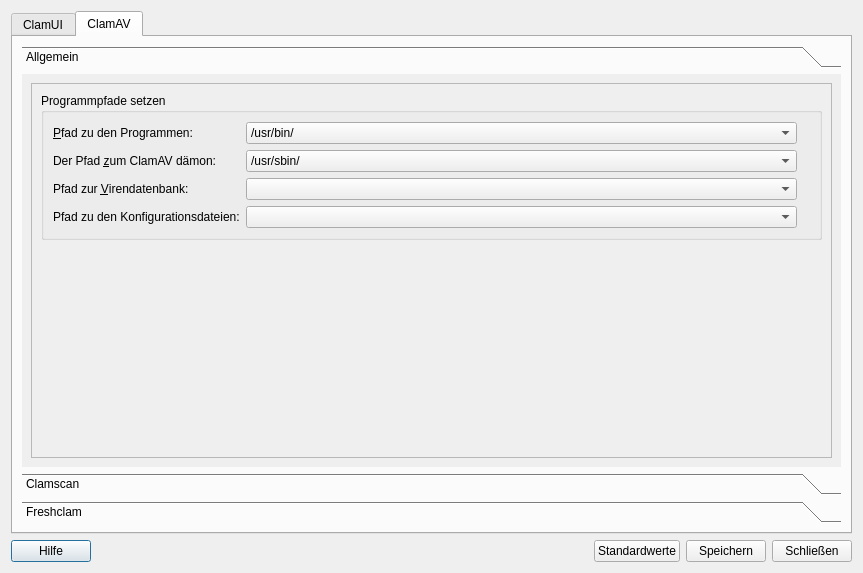
The window that ui/settings.ui (elgolondrino/clamui) describes before a commit, drawn with Qt 5.
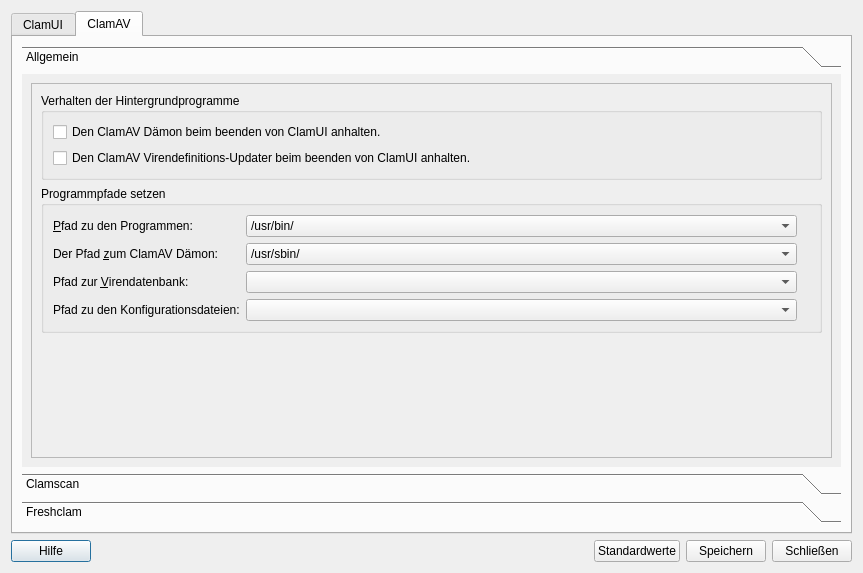
The same window after the commit. The open tabs and pages were chosen to show the change. Icons and pictures are not drawn.

The edit to the form file:
```diff
--- a/ui/settings.ui
+++ b/ui/settings.ui
@@ -193,7 +193,7 @@
             <x>0</x>
             <y>0</y>
             <width>831</width>
-            <height>384</height>
+            <height>380</height>
            </rect>
           </property>
           <attribute name="icon">
@@ -216,11 +216,38 @@
                 <x>0</x>
                 <y>0</y>
                 <width>815</width>
-                <height>368</height>
+                <height>364</height>
                </rect>
               </property>
-              <layout class="QFormLayout" name="formLayout_2">
+              <layout class="QFormLayout" name="formLayout_3">
                <item row="0" column="0" colspan="2">
+                <widget class="QGroupBox" name="groupBox">
+                 <property name="title">
+                  <string>Verhalten der Hintergrundprogramme</string>
+                 </property>
+                 <layout class="QFormLayout" name="formLayout_2">
+                  <item row="0" column="0" colspan="2">
+                   <layout class="QGridLayout" name="gridLayout_2">
+                    <item row="0" column="0">
+                     <widget class="QCheckBox" name="checkBox_StopClamdOnQuit">
+                      <property name="text">
+                       <string>Den ClamAV Dämon beim beenden von ClamUI anhalten.</string>
+                      </property>
+                     </widget>
+                    </item>
+                    <item row="1" column="0">
+                     <widget class="QCheckBox" name="checkBox_StopFreshclamOnQuit">
+                      <property name="text">
+                       <string>Den ClamAV Virendefinitions-Updater beim beenden von ClamUI anhalten.</string>
+                      </property>
+                     </widget>
+                    </item>
+                   </layout>
+                  </item>
+                 </layout>
+                </widget>
+               </item>
+               <item row="1" column="0" colspan="2">
                 <widget class="QGroupBox" name="groupBox_2">
                  <property name="title">
                   <string>Programmpfade setzen</string>
@@ -297,7 +324,7 @@
 &lt;i&gt;clamd&lt;/i&gt;</string>
                       </property>
                       <property name="text">
-                       <string>Der Pfad &amp;zum ClamAV dämon:</string>
+                       <string>Der Pfad &amp;zum ClamAV Dämon:</string>
                       </property>
                       <property name="buddy">
                        <cstring>comboBox_DaemonPath</cstring>
```
Left out of the diff: 31 changed lines with no effect on the pictures.
